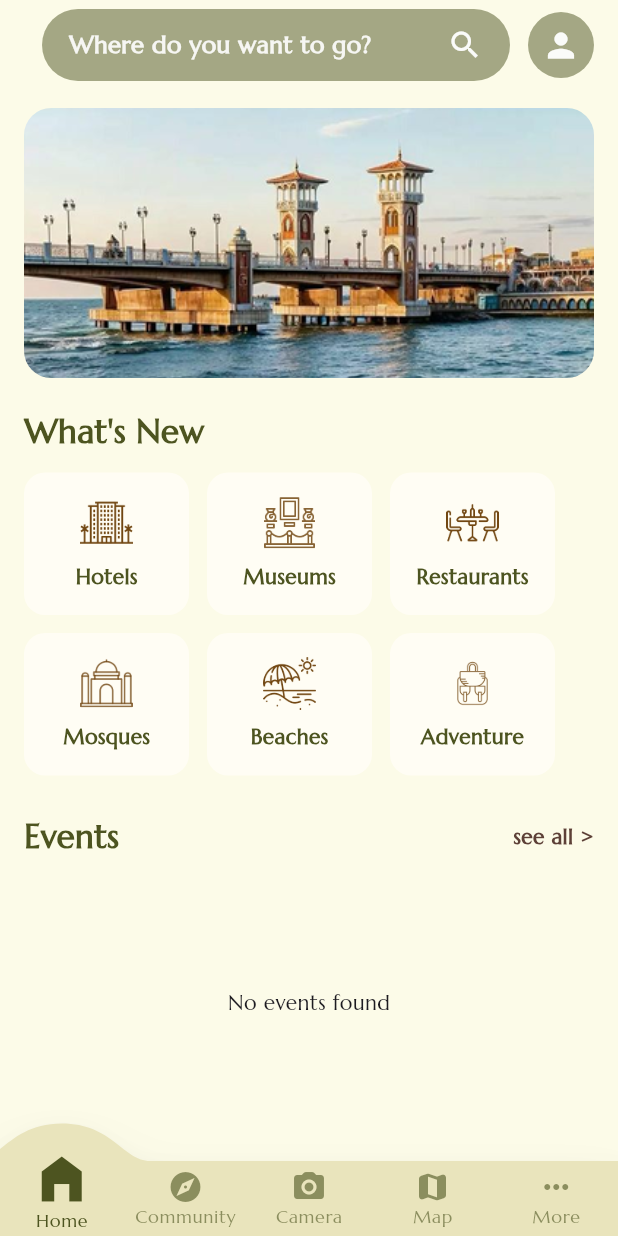
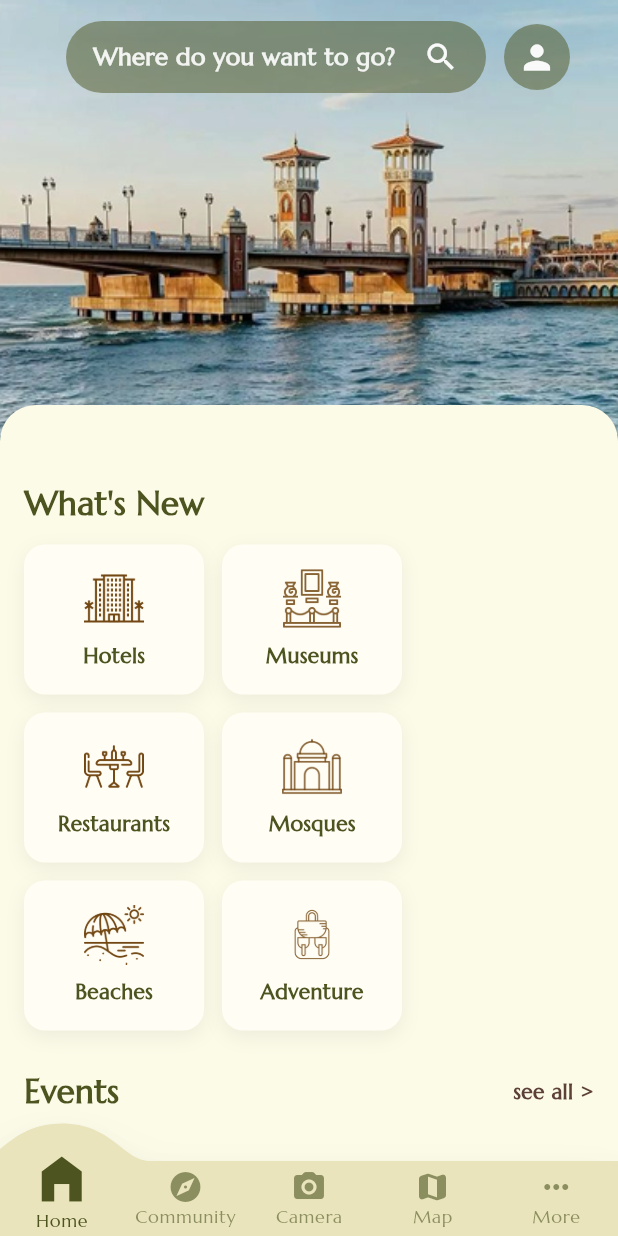
Before and after one commit to fagerhu03/lost_in_egypt, a Flutter app: the screen it shows once a user with an empty profile is signed in, on a phone screen of 412 x 824 dp. Run offline on Flutter 3.47's test engine with Material 3 defaults, Android fonts, the phone set to English and light mode, and no system bars; drawn by our look-alikes of convex_bottom_bar; our stand-ins replace cached_network_image, cloud_firestore, cloud_functions, dartz, equatable, firebase_auth and 5 more; missing offline and left inert: email_otp, flutter_facebook_auth, google_maps_flutter_android, google_maps_flutter_platform_interface; accounts and stored records are empty.

Commit message:
demo for home scrren anad need the navigate

```diff
--- a/lib/feature/home/tabs/home/home_screen.dart
+++ b/lib/feature/home/tabs/home/home_screen.dart
@@ -65,7 +65,7 @@ class _HomeScreenState extends State<HomeScreen> {
   //     int count = 0;
 
   //     // 2. Loop through every place and upload
-  //     for (var item in data) {
+  //     for (var item remembers) {
 
   //       // Convert JSON coordinates to Firestore GeoPoint
   //       // Check if your python script used 'lat' or 'latitude' keys
@@ -106,34 +106,63 @@ class _HomeScreenState extends State<HomeScreen> {
   //     print("❌ ERROR UPLOADING: $e");
   //   }
   // }
+
   @override
   Widget build(BuildContext context) {
     return Scaffold(
       backgroundColor: const Color(0xffFCFBE8),
-      body: SafeArea(
-        child: SingleChildScrollView(
+      body: SingleChildScrollView(
         child: Column(
           crossAxisAlignment: CrossAxisAlignment.start,
           children: [
-              // 🔍 SEARCH HEADER
-              SearchHeader(
-                profileImageUrl: _profileImageUrl,
-                onSignOut: _handleSignOut,
-              ),
-
-              const SizedBox(height: 12),
-
-              // 🖼 HERO IMAGE
+          // 🖼 HERO IMAGE + SEARCH (NO TOP GAP)
+            Stack(
+              children: [
                 Container(
-                margin: const EdgeInsets.symmetric(horizontal: 16),
-                height: 180,
-                decoration: BoxDecoration(
-                  borderRadius: BorderRadius.circular(18),
-                  image: const DecorationImage(
+                  height: 300,
+                  width: double.infinity,
+                  decoration: const BoxDecoration(
+                    image: DecorationImage(
                       image: AssetImage("assets/images/home_bridge.png"),
                       fit: BoxFit.cover,
                     ),
                   ),
+                ),
+
+                Container(
+                  height: 260,
+                  width: double.infinity,
+                  color: Colors.black.withOpacity(0.08),
+                ),
+
+                Padding(
+                  padding: EdgeInsets.only(
+                    top: MediaQuery.of(context).padding.top + 8,
+                    left: 16,
+                    right: 16,
+                  ),
+                  child: SearchHeader(
+                    profileImageUrl: _profileImageUrl,
+                    onSignOut: _handleSignOut,
+                  ),
+                ),
+
+                Positioned(
+                  bottom: 0,
+                  left: 0,
+                  right: 0,
+                  child: Container(
+                    height: 30,
+                    decoration: const BoxDecoration(
+                      color: Color(0xffFCFBE8),
+                      borderRadius: BorderRadius.only(
+                        topLeft: Radius.circular(24),
+                        topRight: Radius.circular(24),
+                      ),
+                    ),
+                  ),
+                ),
+              ],
             ),
             const SizedBox(height: 20),
 
@@ -256,9 +285,8 @@ class _HomeScreenState extends State<HomeScreen> {
                 ],
               ),
             ),
-              const SizedBox(height: 30),
+            const SizedBox(height: 120),
           ],
-          ),
         ),
       ),
     );
@@ -267,16 +295,23 @@ class _HomeScreenState extends State<HomeScreen> {
   // --- WIDGET HELPERS ---
   Widget _categoryCard(String icon, String title) {
     return Container(
-      width: 110,
-      height: 95,
+      width: 120,
+      height: 100,
       decoration: BoxDecoration(
         color: const Color(0xffFFFDF4),
         borderRadius: BorderRadius.circular(14),
+        boxShadow: [
+          BoxShadow(
+            color: Colors.black.withOpacity(0.06),
+            blurRadius: 10,
+            offset: const Offset(0, 4),
+          ),
+        ],
       ),
       child: Column(
         mainAxisAlignment: MainAxisAlignment.center,
         children: [
-          Image.asset(icon, width: 35),
+          Image.asset(icon, width: 40),
           const SizedBox(height: 8),
           Text(
             title,
@@ -291,16 +326,36 @@ class _HomeScreenState extends State<HomeScreen> {
     );
   }
 
+  // ✅ UPDATED EVENT CARD (LIKE YOUR IMAGE)
   Widget _eventCard(String title, String imagePath) {
     return Container(
-      width: 150,
+      width: 200,
       margin: const EdgeInsets.only(right: 12),
-      child: ClipRRect(
+      decoration: BoxDecoration(
+        color: const Color(0xffFFFDF4),
         borderRadius: BorderRadius.circular(16),
+        boxShadow: [
+          BoxShadow(
+            color: Colors.black.withOpacity(0.08),
+            blurRadius: 12,
+            offset: const Offset(0, 4),
+          ),
+        ],
+      ),
+      child: Column(
+        crossAxisAlignment: CrossAxisAlignment.start,
+        children: [
+          // 🖼 IMAGE + HEART
+          ClipRRect(
+            borderRadius: const BorderRadius.only(
+              topLeft: Radius.circular(16),
+              topRight: Radius.circular(16),
+            ),
             child: Stack(
               children: [
-            // 1. THE IMAGE
-            Positioned.fill(
+                SizedBox(
+                  height: 110,
+                  width: double.infinity,
                   child: imagePath.startsWith('http')
                       ? CachedNetworkImage(
                           imageUrl: imagePath,
@@ -313,50 +368,61 @@ class _HomeScreenState extends State<HomeScreen> {
                           ),
                           errorWidget: (context, url, error) => Container(
                             color: Colors.grey.shade300,
-                        child: const Icon(Icons.broken_image, color: Colors.grey),
+                            child: const Icon(
+                              Icons.broken_image,
+                              color: Colors.grey,
+                            ),
                           ),
                         )
                       : Image.asset(
                           imagePath,
                           fit: BoxFit.cover,
-                      errorBuilder: (context, error, stackTrace) => Container(
+                          errorBuilder: (context, error, stackTrace) =>
+                              Container(
                                 color: Colors.grey.shade300,
                                 child: const Icon(Icons.image_not_supported),
                               ),
                         ),
                 ),
 
-            // 2. GRADIENT
-            Positioned.fill(
+                // ❤️ HEART
+                Positioned(
+                  top: 10,
+                  right: 10,
                   child: Container(
+                    width: 32,
+                    height: 32,
                     decoration: BoxDecoration(
-                  gradient: LinearGradient(
-                    colors: [Colors.transparent, Colors.black.withOpacity(0.7)],
-                    begin: Alignment.topCenter,
-                    end: Alignment.bottomCenter,
+                      color: Colors.white.withOpacity(0.85),
+                      shape: BoxShape.circle,
+                    ),
+                    child: Icon(
+                      Icons.favorite_border,
+                      size: 18,
+                      color: Colors.red.shade400,
                     ),
                   ),
                 ),
+              ],
+            ),
           ),
 
-            // 3. TITLE
-            Positioned(
-              bottom: 8,
-              left: 8,
-              right: 8,
+          // 🧾 TITLE AREA (WHITE BELOW IMAGE)
+          Padding(
+            padding: const EdgeInsets.symmetric(horizontal: 12, vertical: 10),
             child: Text(
               title,
               style: const TextStyle(
-                  color: Colors.white,
-                  fontWeight: FontWeight.bold,
+                color: Color(0xff4D5420),
+                fontSize: 14,
+                fontWeight: FontWeight.w700,
                 fontFamily: "Marcellus",
               ),
-                maxLines: 2,
+              maxLines: 1,
               overflow: TextOverflow.ellipsis,
             ),
           ),
         ],
-        ),
       ),
     );
   }
@@ -367,6 +433,13 @@ class _HomeScreenState extends State<HomeScreen> {
       decoration: BoxDecoration(
         color: const Color(0xffFFFDF4),
         borderRadius: BorderRadius.circular(16),
+        boxShadow: [
+          BoxShadow(
+            color: Colors.black.withOpacity(0.06),
+            blurRadius: 10,
+            offset: const Offset(0, 4),
+          ),
+        ],
       ),
       child: Center(
         child: Text(
--- /dev/null
+++ b/lib/feature/home/tabs/home/home_wrapper.dart
@@ -0,0 +1,73 @@
+import 'package:flutter/material.dart';
+import 'package:convex_bottom_bar/convex_bottom_bar.dart';
+import '../camra/camra_screen.dart';
+import '../community/community_screen.dart';
+import '../home/home_screen.dart';
+import '../map/map_screen.dart';
+import '../more/more_screen.dart';
+
+class HomeWrapper extends StatefulWidget {
+  const HomeWrapper({super.key});
+
+  @override
+  State<HomeWrapper> createState() => _HomeWrapperState();
+}
+
+class _HomeWrapperState extends State<HomeWrapper> {
+  final PageController _controller = PageController();
+
+  int index = 0; // start at home
+
+  final pages = const [
+    HomeScreen(),
+    CommunityScreen(),
+    CameraScreen(),
+    MapScreen(),
+    MoreScreen(),
+  ];
+
+  @override
+  Widget build(BuildContext context) {
+    return Scaffold(
+      extendBody: true, // ✅ يخلي الباترن يبان تحت الـ bottom bar
+
+      body: PageView(
+        controller: _controller,
+        physics: const BouncingScrollPhysics(),
+        onPageChanged: (i) => setState(() => index = i),
+        children: pages,
+      ),
+
+      bottomNavigationBar: ConvexAppBar(
+        initialActiveIndex: index, // ✅ مش ثابت
+        style: TabStyle.reactCircle,
+        height: 70,
+        curveSize: 90,
+
+        // ✅ خليها semi-transparent عشان الباترن يظهر تحتها
+        backgroundColor: const Color(0xffE9E4BC).withOpacity(0.85),
+
+        activeColor: const Color(0xff4D5420),
+        color: const Color(0xff4D5420).withOpacity(0.55),
+        elevation: 12,
+
+        items: const [
+          TabItem(icon: Icons.home_filled, title: "Home"),
+          TabItem(icon: Icons.explore, title: "Community"),
+          TabItem(icon: Icons.camera_alt_rounded, title: "Camera"),
+          TabItem(icon: Icons.map_rounded, title: "Map"),
+          TabItem(icon: Icons.more_horiz, title: "More"),
+        ],
+
+        onTap: (i) {
+          setState(() => index = i);
+          _controller.animateToPage(
+            i,
+            duration: const Duration(milliseconds: 350),
+            curve: Curves.easeInOut,
+          );
+        },
+      ),
+    );
+  }
+}
--- a/pubspec.yaml
+++ b/pubspec.yaml
@@ -82,6 +82,7 @@ flutter:
     - assets/social/
     - assets/icons/
     - assets/images/
+    - assets/pattern_comp.png
 
 
   # An image asset can refer to one or more resolution-specific "variants", see
```
Lines whose indentation alone changed are shown as unchanged.
